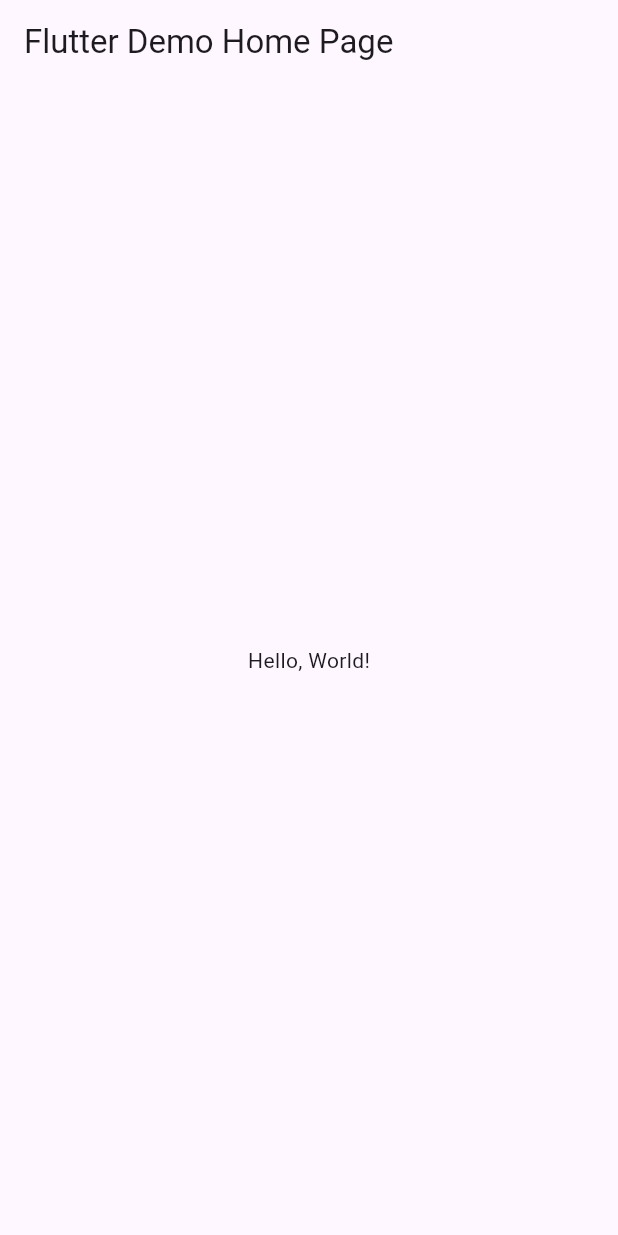
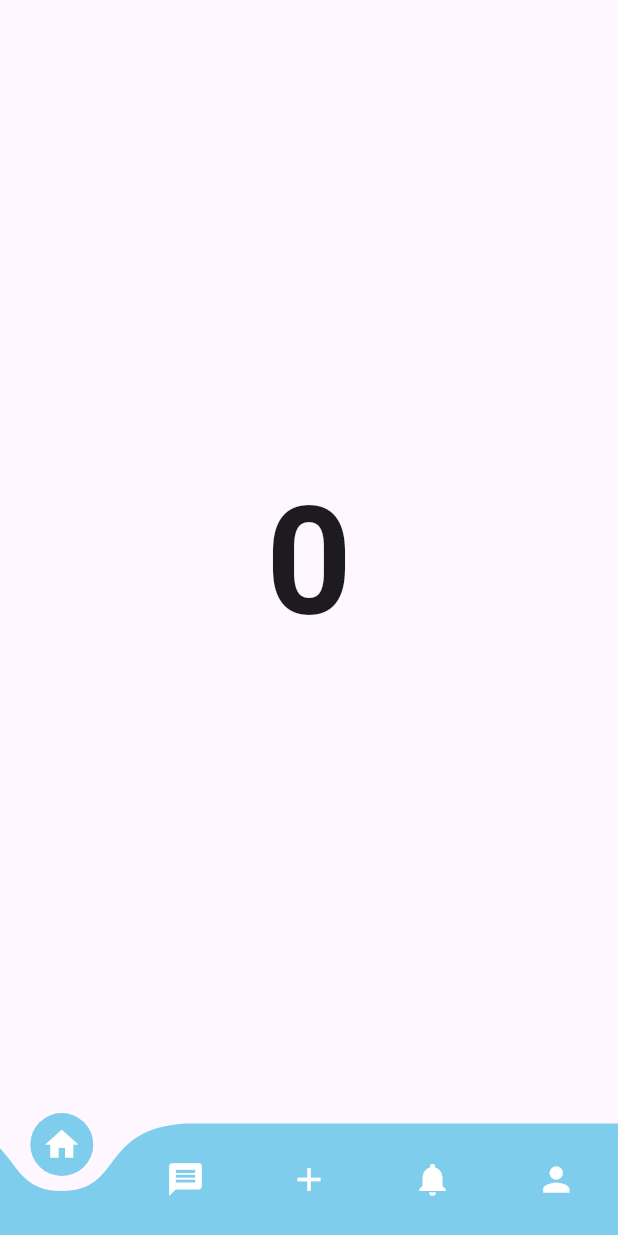
Before and after one commit to UribeV128/Act7sliderNavigation, a Flutter app: the screen it shows after launch, on a phone screen of 412 x 824 dp. Run offline on Flutter 3.47's test engine with Material 3 defaults, Android fonts, the phone set to English and light mode, and no system bars; drawn by our look-alikes of curved_navigation_bar.

```diff
--- /dev/null
+++ b/lib/homepage.dart
@@ -0,0 +1,46 @@
+import 'package:curved_navigation_bar/curved_navigation_bar.dart';
+import 'package:flutter/material.dart';
+
+class HomePage extends StatefulWidget {
+  const HomePage({super.key});
+
+  @override
+  State<HomePage> createState() => _HomePageState();
+}
+
+class _HomePageState extends State<HomePage> {
+  int _page = 0;
+
+  @override
+  Widget build(BuildContext context) {
+    return Scaffold(
+      bottomNavigationBar: CurvedNavigationBar(
+        backgroundColor: Colors.transparent,
+        buttonBackgroundColor: Color(0xff7fcdec),
+        color: Color(0xff7fcdec),
+        animationDuration: const Duration(milliseconds: 300),
+        items: const <Widget>[
+          Icon(Icons.home, size: 26, color: Colors.white),
+          Icon(Icons.message, size: 26, color: Colors.white),
+          Icon(Icons.add, size: 26, color: Colors.white),
+          Icon(Icons.notifications, size: 26, color: Colors.white),
+          Icon(Icons.person, size: 26, color: Colors.white),
+        ],
+        onTap: (index) {
+          setState(() {
+            _page = index;
+          });
+        },
+      ),
+      body: Center(
+        child: Text(
+          _page.toString(),
+          style: const TextStyle(
+            fontSize: 100,
+            fontWeight: FontWeight.bold,
+          ),
+        ),
+      ),
+    );
+  }
+}
--- a/lib/main.dart
+++ b/lib/main.dart
@@ -1,43 +1,18 @@
+import 'package:curved_bottom_navigation/homepage.dart';
 import 'package:flutter/material.dart';
 
-void main() => runApp(MyApp());
+void main() {
+  runApp(const MyApp());
+}
 
 class MyApp extends StatelessWidget {
   const MyApp({super.key});
-  // This widget is the root of your application.
+
   @override
   Widget build(BuildContext context) {
-    return MaterialApp(
-      // Application name
-      title: 'Flutter Hello World',
-      // Application theme data, you can set the colors for the application as
-      // you want
-      theme: ThemeData(
-        // useMaterial3: false,
-        primarySwatch: Colors.blue,
-      ),
-      // A widget which will be started on application startup
-      home: MyHomePage(title: 'Flutter Demo Home Page'),
+    return const MaterialApp(
+      debugShowCheckedModeBanner: false,
+      home: HomePage(),
     );
   }
 }
-
-class MyHomePage extends StatelessWidget {
-  final String title;
-  const MyHomePage({super.key, required this.title});
-
-  @override
-  Widget build(BuildContext context) {
-    return Scaffold(
-      appBar: AppBar(
-        // The title text which will be shown on the action bar
-        title: Text(title),
-      ),
-      body: Center(
-        child: Text(
-          'Hello, World!',
-        ),
-      ),
-    );
-  }
-}
```
Also changed, not shown: pubspec.yaml (+64 -6 lines).
